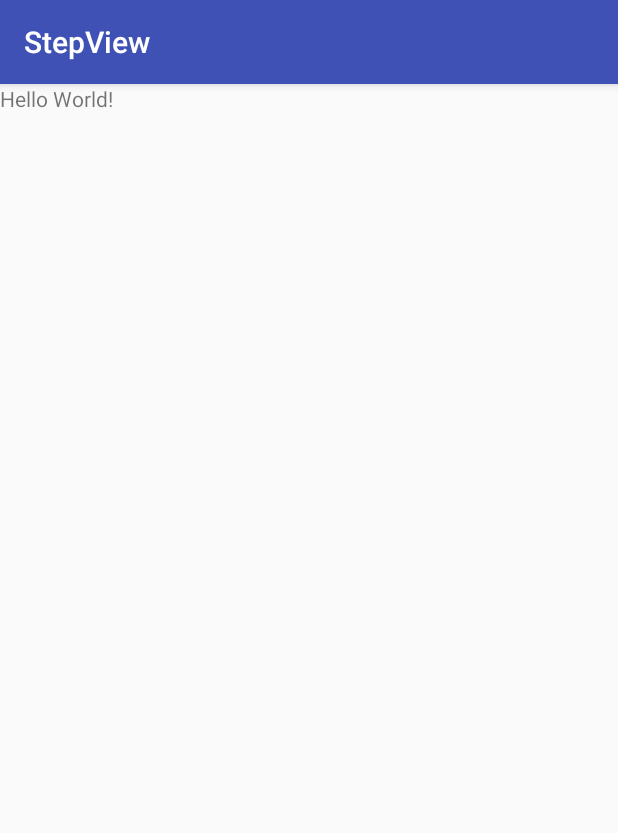
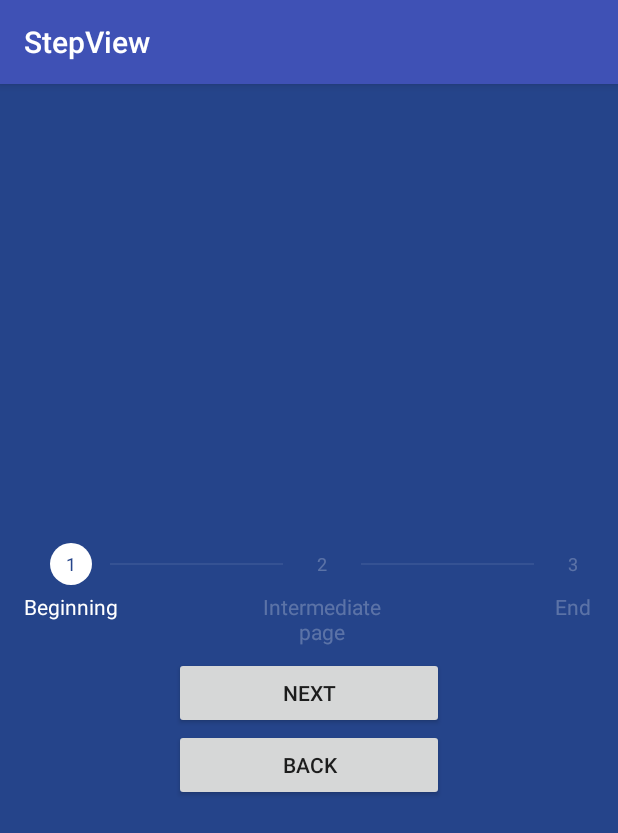
Before and after one commit to shuhart/StepView, an Android app: the screen it shows after launch (MainActivity), on a phone screen of 412 x 824 dp. Shown: the top 833 px of the screen. Run offline under Robolectric (Android 15) with nearby library versions, the phone set to English and light mode, and no system bars.

Commit message:
basic implementation

```diff
--- a/sample/build.gradle
+++ b/sample/build.gradle
@@ -21,6 +21,7 @@ android {
 dependencies {
     implementation fileTree(dir: 'libs', include: ['*.jar'])
     implementation 'com.android.support:appcompat-v7:26.1.0'
+    compile project(':stepview')
     testImplementation 'junit:junit:4.12'
     androidTestImplementation 'com.android.support.test:runner:1.0.1'
     androidTestImplementation 'com.android.support.test.espresso:espresso-core:3.0.1'
--- a/sample/src/main/AndroidManifest.xml
+++ b/sample/src/main/AndroidManifest.xml
@@ -1,6 +1,6 @@
 <?xml version="1.0" encoding="utf-8"?>
 <manifest xmlns:android="http://schemas.android.com/apk/res/android"
-    package="com.shuhart.stepview">
+    package="com.shuhart.stepview.sample">
 
     <application
         android:allowBackup="true"
--- a/sample/src/main/java/com/shuhart/stepview/MainActivity.java
+++ /dev/null
@@ -1,13 +0,0 @@
-package com.shuhart.stepview;
-
-import android.support.v7.app.AppCompatActivity;
-import android.os.Bundle;
-
-public class MainActivity extends AppCompatActivity {
-
-    @Override
-    protected void onCreate(Bundle savedInstanceState) {
-        super.onCreate(savedInstanceState);
-        setContentView(R.layout.activity_main);
-    }
-}
--- /dev/null
+++ b/sample/src/main/java/com/shuhart/stepview/sample/MainActivity.java
@@ -0,0 +1,39 @@
+package com.shuhart.stepview.sample;
+
+import android.annotation.SuppressLint;
+import android.os.Bundle;
+import android.support.v7.app.AppCompatActivity;
+import android.view.View;
+import android.widget.TextView;
+
+import com.shuhart.stepview.StepView;
+
+import java.util.ArrayList;
+
+public class MainActivity extends AppCompatActivity {
+
+    @SuppressLint("SetTextI18n")
+    @Override
+    protected void onCreate(Bundle savedInstanceState) {
+        super.onCreate(savedInstanceState);
+        setContentView(R.layout.activity_main);
+        final StepView stepView = findViewById(R.id.step_view);
+        stepView.setSteps(new ArrayList<String>() {{
+            add("Beginning");
+            add("Intermediate\npage");
+            add("End");
+        }});
+        findViewById(R.id.next).setOnClickListener(new View.OnClickListener() {
+            @Override
+            public void onClick(View v) {
+                stepView.go(stepView.getCurrentStep() + 1);
+            }
+        });
+        findViewById(R.id.back).setOnClickListener(new View.OnClickListener() {
+            @Override
+            public void onClick(View v) {
+                stepView.go(stepView.getCurrentStep() - 1);
+            }
+        });
+    }
+}
--- a/sample/src/main/res/layout/activity_main.xml
+++ b/sample/src/main/res/layout/activity_main.xml
@@ -1,13 +1,29 @@
 <?xml version="1.0" encoding="utf-8"?>
-<RelativeLayout xmlns:android="http://schemas.android.com/apk/res/android"
+<LinearLayout xmlns:android="http://schemas.android.com/apk/res/android"
     xmlns:tools="http://schemas.android.com/tools"
     android:layout_width="match_parent"
     android:layout_height="match_parent"
-    tools:context="com.shuhart.stepview.MainActivity">
+    android:background="#25448a"
+    android:gravity="center"
+    android:orientation="vertical"
+    tools:context=".MainActivity">
 
-    <TextView
-        android:layout_width="wrap_content"
+    <com.shuhart.stepview.StepView
+        android:id="@+id/step_view"
+        android:layout_width="match_parent"
         android:layout_height="wrap_content"
-        android:text="Hello World!" />
+        android:padding="16dp"/>
 
-</RelativeLayout>
+    <Button
+        android:id="@+id/next"
+        android:layout_width="180dp"
+        android:layout_height="wrap_content"
+        android:text="@string/btn_next" />
+
+    <Button
+        android:id="@+id/back"
+        android:layout_width="180dp"
+        android:layout_height="wrap_content"
+        android:text="@string/btn_back" />
+
+</LinearLayout>
--- a/sample/src/main/res/values/strings.xml
+++ b/sample/src/main/res/values/strings.xml
@@ -1,3 +1,5 @@
 <resources>
     <string name="app_name">StepView</string>
+    <string name="btn_next">Next</string>
+    <string name="btn_back">Back</string>
 </resources>
--- /dev/null
+++ b/stepview/src/main/java/com/shuhart/stepview/StepView.java
@@ -0,0 +1,279 @@
+package com.shuhart.stepview;
+
+import android.content.Context;
+import android.content.res.TypedArray;
+import android.graphics.Canvas;
+import android.graphics.Paint;
+import android.graphics.drawable.Drawable;
+import android.util.AttributeSet;
+import android.util.DisplayMetrics;
+import android.view.View;
+
+import java.util.ArrayList;
+import java.util.Arrays;
+import java.util.List;
+
+public class StepView extends View {
+    private static final int START_STEP = 0;
+    private final List<String> steps = new ArrayList<>();
+    private int currentStep = START_STEP;
+
+    private int selectedCircleColor;
+    private int selectedCircleRadius;
+    private int selectedTextColor;
+    private int doneCircleColor;
+    private int doneCircleRadius;
+    private int doneTextColor;
+    private int nextTextColor;
+    private int stepPadding;
+    private int nextStepLineColor;
+    private int doneStepLineColor;
+    private int stepLineWidth;
+    private float textSize;
+    private int textPadding;
+    private int selectedStepNumberColor;
+    private float stepNumberTextSize;
+    private int doneStepMarkColor;
+
+    private Paint paint;
+
+    public StepView(Context context) {
+        this(context, null);
+    }
+
+    public StepView(Context context, AttributeSet attrs) {
+        this(context, attrs, R.attr.stepViewStyle);
+    }
+
+    public StepView(Context context, AttributeSet attrs, int defStyleAttr) {
+        super(context, attrs, defStyleAttr);
+        applyStyles(context, attrs, defStyleAttr);
+        paint = new Paint(Paint.ANTI_ALIAS_FLAG);
+        paint.setTextAlign(Paint.Align.CENTER);
+        drawEditMode();
+    }
+
+    private void applyStyles(Context context, AttributeSet attrs, int defStyleAttr) {
+        TypedArray ta = context.obtainStyledAttributes(attrs, R.styleable.StepView, defStyleAttr, R.style.StepView);
+        selectedCircleColor = ta.getColor(R.styleable.StepView_selectedCircleColor, 0);
+        selectedCircleRadius = ta.getDimensionPixelSize(R.styleable.StepView_selectedCircleRadius, 0);
+        selectedTextColor = ta.getColor(R.styleable.StepView_selectedTextColor, 0);
+        selectedStepNumberColor = ta.getColor(R.styleable.StepView_selectedStepNumberColor, 0);
+        doneStepMarkColor = ta.getColor(R.styleable.StepView_doneStepMarkColor, 0);
+        doneCircleColor = ta.getColor(R.styleable.StepView_doneCircleColor, 0);
+        doneCircleRadius = ta.getDimensionPixelSize(R.styleable.StepView_doneCircleRadius, 0);
+        doneTextColor = ta.getColor(R.styleable.StepView_doneTextColor, 0);
+        nextTextColor = ta.getColor(R.styleable.StepView_nextTextColor, 0);
+        stepPadding = ta.getDimensionPixelSize(R.styleable.StepView_stepPadding, 0);
+        nextStepLineColor = ta.getColor(R.styleable.StepView_nextStepLineColor, 0);
+        doneStepLineColor = ta.getColor(R.styleable.StepView_doneStepLineColor, 0);
+        stepLineWidth = ta.getDimensionPixelSize(R.styleable.StepView_stepLineWidth, 0);
+        textPadding = ta.getDimensionPixelSize(R.styleable.StepView_textPadding, 0);
+        stepNumberTextSize = ta.getDimension(R.styleable.StepView_stepNumberTextSize, 0);
+        textSize = ta.getDimension(R.styleable.StepView_android_textSize, 0);
+
+        Drawable background = ta.getDrawable(R.styleable.StepView_android_background);
+        if (background != null) {
+            setBackgroundDrawable(background);
+        }
+        ta.recycle();
+    }
+
+    private void drawEditMode() {
+        if (isInEditMode()) {
+            String[] steps = {"Step 1", "Step 2", "Step 3"};
+            setSteps(Arrays.asList(steps));
+        }
+    }
+
+    public void setSteps(List<String> steps) {
+        this.steps.clear();
+        if (steps != null) {
+            this.steps.addAll(steps);
+        }
+        requestLayout();
+        go(START_STEP);
+    }
+
+    public void go(int step) {
+        if (step >= START_STEP && step < steps.size()) {
+            currentStep = step;
+            invalidate();
+        }
+    }
+
+    public int getCurrentStep() {
+        return currentStep;
+    }
+
+    public int getStepCount() {
+        return steps.size();
+    }
+
+    @Override
+    protected void onMeasure(int widthMeasureSpec, int heightMeasureSpec) {
+        setMeasuredDimension(measureWidth(widthMeasureSpec), measureHeight(heightMeasureSpec));
+    }
+
+    private int measureWidth(int widthMeasureSpec) {
+        return MeasureSpec.getSize(widthMeasureSpec);
+    }
+
+    private int measureHeight(int heightMeasureSpec) {
+        int height = MeasureSpec.getSize(heightMeasureSpec);
+        int heightMode = MeasureSpec.getMode(heightMeasureSpec);
+
+        if (heightMode == MeasureSpec.AT_MOST) {
+            final int fontHeight = textHeight();
+            height = getPaddingTop()
+                    + getPaddingBottom()
+                    + (Math.max(selectedCircleRadius, doneCircleRadius)) * 2
+                    + textPadding;
+            if (steps.isEmpty()) {
+                height += fontHeight;
+            } else {
+                height += measureStepsHeight(fontHeight);
+            }
+        }
+
+        return height;
+    }
+
+    private int textHeight() {
+        return (int) Math.ceil(paint.descent() - paint.ascent());
+    }
+
+    private int measureStepsHeight(int fontHeight) {
+        paint.setTextSize(textSize);
+        int max = 0;
+        for (int i = 0; i < steps.size(); i++) {
+            String text = steps.get(i);
+            String[] split = text.split("\\n");
+            if (split.length == 1) {
+                max = Math.max(fontHeight, max);
+            } else {
+                max = Math.max(fontHeight * split.length, max);
+            }
+        }
+        return max;
+    }
+
+    @Override
+    protected void onDraw(Canvas canvas) {
+        final int stepSize = steps.size();
+        if (stepSize == 0) {
+            return;
+        }
+
+        final float ascent = paint.ascent();
+        final float descent = paint.descent();
+        final int fontHeight = (int) Math.ceil(descent - ascent);
+        final int halfFontHeightOffset = -(int) (ascent + descent) / 2;
+        final int y = getPaddingTop() + selectedCircleRadius;
+        int[] stepsTextWidth = measureSteps();
+        int[] circlePositions = getCirclePositions(stepsTextWidth);
+
+        for (int i = 0; i < circlePositions.length; i++) {
+            drawStep(canvas, i, halfFontHeightOffset, fontHeight,
+                    circlePositions[i], y);
+        }
+        for (int i = 1; i < stepSize; i++) {
+            drawLine(canvas, i, circlePositions[i - 1] + stepPadding + selectedCircleRadius,
+                    circlePositions[i] - stepPadding - selectedCircleRadius, y);
+        }
+    }
+
+    private int[] measureSteps() {
+        int[] result = new int[steps.size()];
+        for (int i = 0; i < steps.size(); i++) {
+            result[i] = (int) paint.measureText(steps.get(i)) + /* correct possible conversion error */ 1;
+        }
+        return result;
+    }
+
+    private int[] getCirclePositions(int[] textWidth) {
+        int[] result = new int[textWidth.length];
+        result[0] = getPaddingLeft() + Math.max(textWidth[0] / 2, selectedCircleRadius);
+        if (result.length == 1) {
+            return result;
+        }
+        result[textWidth.length - 1] = getWidth() - getPaddingRight() -
+                Math.max(textWidth[textWidth.length - 1] / 2, selectedCircleRadius);
+        if (result.length < 3) {
+            return result;
+        }
+        int spaceLeft = result[textWidth.length - 1] - result[0];
+        int margin = spaceLeft / (textWidth.length - 1);
+        for (int i = 1; i < textWidth.length - 1; i++) {
+            result[i] = result[i - 1] + i * margin;
+        }
+        return result;
+    }
+
+    private void drawStep(Canvas canvas, int step, int halfFontHeightOffset, int fontHeight,
+                          int circleCenterX, int circleCenterY) {
+        final String text = steps.get(step);
+        final boolean isSelected = step == currentStep;
+        final boolean isDone = step < currentStep;
+        final String number = String.valueOf(step + 1);
+
+        int textY = circleCenterY + selectedCircleRadius + textPadding + fontHeight / 2;
+
+        if (isSelected) {
+            paint.setColor(selectedCircleColor);
+            canvas.drawCircle(circleCenterX, circleCenterY, selectedCircleRadius, paint);
+
+            paint.setColor(selectedStepNumberColor);
+            paint.setTextSize(stepNumberTextSize);
+            canvas.drawText(number, circleCenterX, circleCenterY + halfFontHeightOffset, paint);
+
+            paint.setColor(selectedTextColor);
+            paint.setTextSize(textSize);
+            drawText(canvas, text, circleCenterX, textY, paint);
+        } else if (isDone) {
+            paint.setColor(doneCircleColor);
+            canvas.drawCircle(circleCenterX, circleCenterY, doneCircleRadius, paint);
+
+            paint.setColor(doneStepMarkColor);
+            paint.setTextSize(stepNumberTextSize);
+            canvas.drawText(number, circleCenterX, circleCenterY + halfFontHeightOffset, paint);
+
+            paint.setColor(doneTextColor);
+            paint.setTextSize(textSize);
+            drawText(canvas, text, circleCenterX, textY, paint);
+        } else {
+            paint.setColor(nextTextColor);
+            paint.setTextSize(stepNumberTextSize);
+            canvas.drawText(number, circleCenterX, circleCenterY + halfFontHeightOffset, paint);
+
+            paint.setTextSize(textSize);
+            drawText(canvas, text, circleCenterX, textY, paint);
+        }
+    }
+
+    private void drawText(Canvas canvas, String text, int x, int y, Paint paint) {
+        String[] split = text.split("\\n");
+        if (split.length == 1) {
+            canvas.drawText(text, x, y, paint);
+        } else {
+            for (int i = 0; i < split.length; i++) {
+                canvas.drawText(split[i], x, y + i * textHeight(), paint);
+            }
+        }
+    }
+
+    private void drawLine(Canvas canvas, int step, int startX, int endX, int centerY) {
+        final boolean isSelected = step == currentStep;
+        final boolean isDone = step < currentStep;
+
+        if (isSelected || isDone) {
+            paint.setColor(doneStepLineColor);
+            paint.setStrokeWidth(stepLineWidth);
+            canvas.drawLine(startX, centerY, endX, centerY, paint);
+        } else {
+            paint.setColor(nextStepLineColor);
+            paint.setStrokeWidth(stepLineWidth);
+            canvas.drawLine(startX, centerY, endX, centerY, paint);
+        }
+    }
+}
--- /dev/null
+++ b/stepview/src/main/res/values/attrs.xml
@@ -0,0 +1,23 @@
+<?xml version="1.0" encoding="utf-8"?>
+<resources>
+    <declare-styleable name="StepView">
+        <attr name="selectedCircleColor" format="color" />
+        <attr name="selectedCircleRadius" format="dimension" />
+        <attr name="selectedTextColor" format="color" />
+        <attr name="selectedStepNumberColor" format="color" />
+        <attr name="stepNumberTextSize" format="dimension" />
+        <attr name="doneStepMarkColor" format="color" />
+        <attr name="doneCircleColor" format="color" />
+        <attr name="doneCircleRadius" format="dimension" />
+        <attr name="doneTextColor" format="color" />
+        <attr name="nextTextColor" format="color" />
+        <attr name="nextStepLineColor" format="color" />
+        <attr name="doneStepLineColor" format="color" />
+        <attr name="stepPadding" format="dimension" />
+        <attr name="textPadding" format="dimension" />
+        <attr name="stepLineWidth" format="dimension" />
+        <attr name="android:textSize" />
+        <attr name="android:background" />
+        <attr name="stepViewStyle" format="reference" />
+    </declare-styleable>
+</resources>
--- /dev/null
+++ b/stepview/src/main/res/values/styles.xml
@@ -0,0 +1,22 @@
+<?xml version="1.0" encoding="utf-8"?>
+<resources>
+
+    <style name="StepView">
+        <item name="selectedCircleColor">#ffffff</item>
+        <item name="selectedCircleRadius">14dp</item>
+        <item name="selectedTextColor">#ffffff</item>
+        <item name="selectedStepNumberColor">#25448a</item>
+        <item name="stepNumberTextSize">12sp</item>
+        <item name="doneStepMarkColor">#25448a</item>
+        <item name="doneCircleColor">#ffffff</item>
+        <item name="doneCircleRadius">14dp</item>
+        <item name="doneTextColor">#40ffffff</item>
+        <item name="nextTextColor">#40ffffff</item>
+        <item name="nextStepLineColor">#26ffffff</item>
+        <item name="doneStepLineColor">#ffffff</item>
+        <item name="stepPadding">12dp</item>
+        <item name="textPadding">12dp</item>
+        <item name="stepLineWidth">0.5dp</item>
+        <item name="android:textSize">14sp</item>
+    </style>
+</resources>
```
